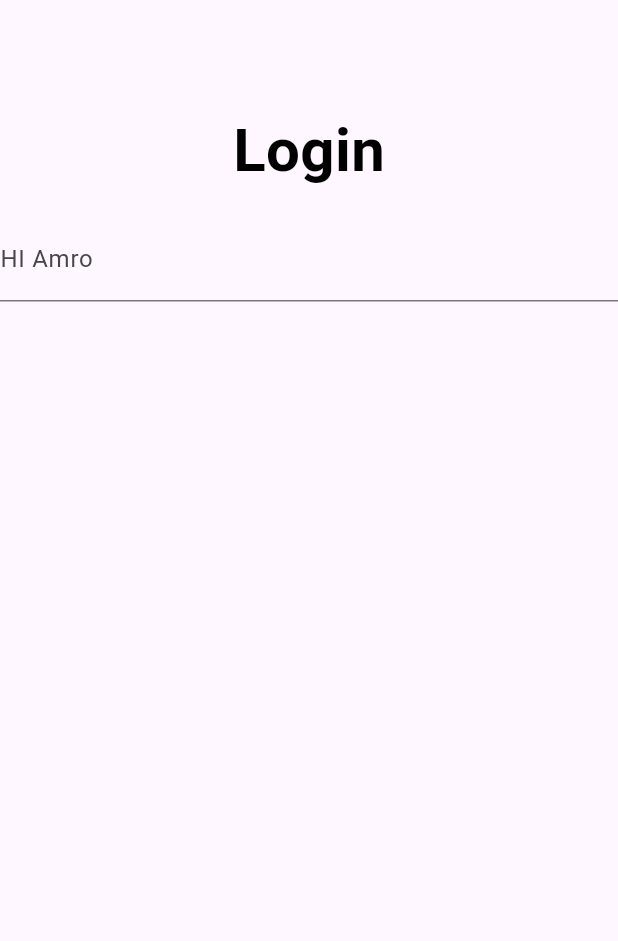
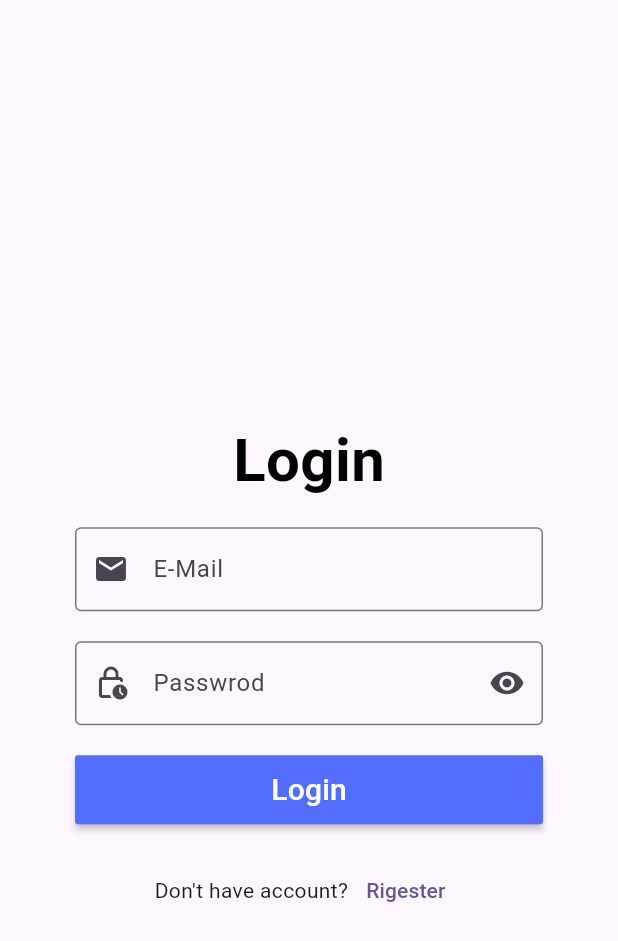
Before and after one commit to amroshehk/messenger, a Flutter app: the screen it shows after launch, on a phone screen of 412 x 824 dp. Shown: the top 941 px of the screen. Run offline on Flutter 3.47's test engine with Material 3 defaults, Android fonts, the phone set to English and light mode, and no system bars.

Commit message:
Add Login screen UI design.

```diff
--- a/lib/login_screen.dart
+++ b/lib/login_screen.dart
@@ -2,30 +2,94 @@ import 'package:flutter/gestures.dart';
 import 'package:flutter/material.dart';
 
 class LoginScreen extends StatelessWidget {
-  const LoginScreen({super.key});
+  LoginScreen({super.key});
+
+  var emailController = TextEditingController();
+  var passwordController = TextEditingController();
 
   @override
   Widget build(BuildContext context) {
     return Scaffold(
       appBar: AppBar(),
-      body: Column(
+      body: Padding(
+        padding: const EdgeInsets.all(50.0),
+        child: Center(
+          child: SingleChildScrollView(
+            scrollDirection: Axis.vertical,
+            child: Column(
+              mainAxisAlignment: MainAxisAlignment.center,
               children: [
                 Container(
                     padding: EdgeInsetsDirectional.all(16.0),
-              child: Text(
+                    child: const Text(
                       'Login',
                       style: TextStyle(
                           fontSize: 40.0,
                           color: Colors.black,
-              fontWeight: FontWeight.w700
-            ),
+                          fontWeight: FontWeight.w700),
                     )),
                 TextFormField(
-            decoration:  InputDecoration(labelText: "HI Amro",border: InputBorder.),
-
+                  controller: emailController,
+                  decoration: const InputDecoration(
+                      labelText: "E-Mail",
+                      border: OutlineInputBorder(),
+                      prefixIcon: Icon(Icons.email)),
+                  keyboardType: TextInputType.emailAddress,
+                ),
+                const SizedBox(
+                  height: 20,
+                ),
+                TextFormField(
+                  controller: passwordController,
+                  decoration: const InputDecoration(
+                      labelText: "Passwrod",
+                      border: OutlineInputBorder(),
+                      prefixIcon: Icon(Icons.lock_clock_outlined),
+                      suffixIcon: IconButton(
+                        icon:Icon(Icons.remove_red_eye),onPressed: onpressIcon,)),
+                  keyboardType: TextInputType.visiblePassword,
+                  obscureText: true,
+                ),
+                const SizedBox(
+                  height: 20,
+                ),
+                Container(
+                  width: double.infinity,
+                  height: 46,
+                  child: MaterialButton(
+                    onPressed: () {},
+                    color: Colors.indigoAccent,
+                    child: const Text(
+                      "Login",
+                      style: TextStyle(
+                        fontSize: 20.0,
+                        color: Colors.white,
+                      ),
+                    ),
+                  ),
+                ),
+                const SizedBox(
+                  height: 20,
+                ),
+                Container(
+                  width: double.infinity,
+                  child: Row(
+                    mainAxisAlignment: MainAxisAlignment.center,
+                    children: [
+                      const Text("Don't have account?"),
+                      TextButton(onPressed: () {
+                        print(emailController.text);
+                        print(passwordController.text);
+                      }, child: const Text("Rigester"))
+                    ],
+                  ),
                 )
               ],
+            ),
+          ),
+        ),
       ),
     );
   }
 }
+void onpressIcon(){}
--- a/lib/main.dart
+++ b/lib/main.dart
@@ -12,6 +12,7 @@ class MyApp extends StatelessWidget {
   @override
   Widget build(BuildContext context) {
     return MaterialApp(
+      debugShowCheckedModeBanner: false,
       title: 'Flutter Demo',
       theme: ThemeData(
         // This is the theme of your application.
```
Lines whose indentation alone changed are shown as unchanged.
